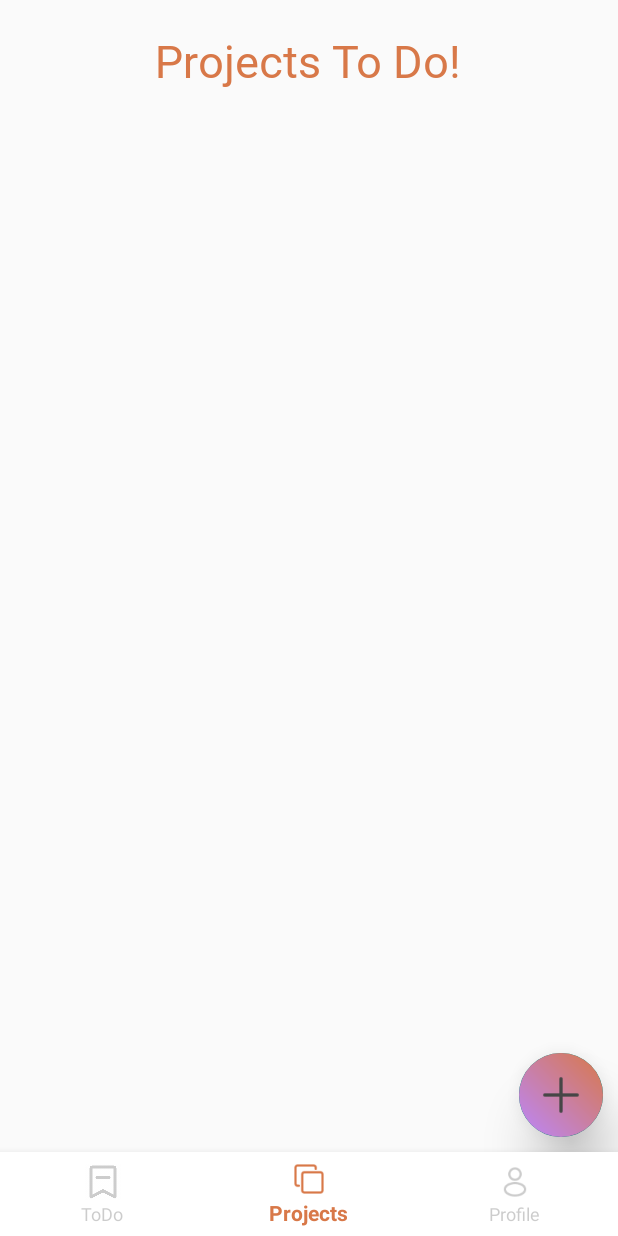
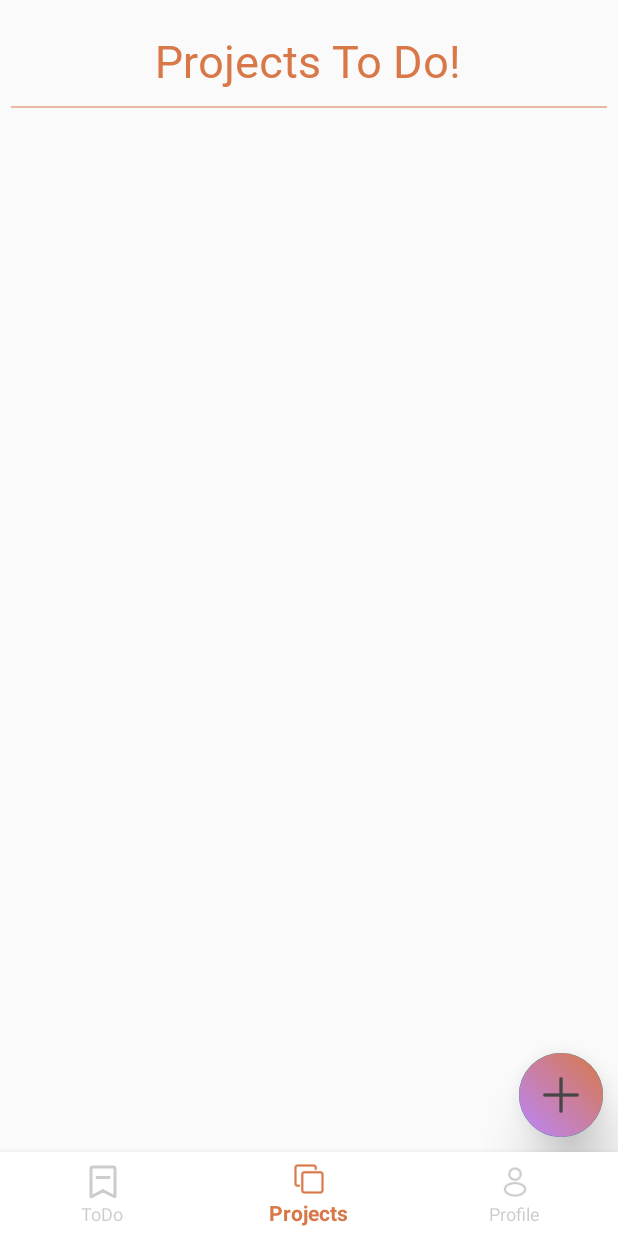
Before and after one commit to CoderWDD/TeamCooperation, an Android app: the PageProjectsFragment screen opened through its navigation route, on a phone screen of 412 x 824 dp. Run offline under Robolectric (Android 15) with nearby library versions, the phone set to English and light mode, and no system bars; our stand-ins replace data binding, navigation-ui; 1 statement that could not run was skipped.

Commit message:
project http almost done again

```diff
--- a/app/src/main/java/com/example/cooperation/ActivityPageTaskItemDetails.java
+++ b/app/src/main/java/com/example/cooperation/ActivityPageTaskItemDetails.java
@@ -1,6 +1,7 @@
 package com.example.cooperation;
 
 import android.os.Bundle;
+import android.view.WindowManager;
 
 import androidx.appcompat.app.AppCompatActivity;
 import androidx.databinding.DataBindingUtil;
@@ -12,6 +13,8 @@ public class ActivityPageTaskItemDetails extends AppCompatActivity {
 
     @Override
     protected void onCreate(Bundle savedInstanceState) {
+        // 去除系统状态栏
+        getWindow().setFlags(WindowManager.LayoutParams.FLAG_FULLSCREEN, WindowManager.LayoutParams.FLAG_FULLSCREEN);
         super.onCreate(savedInstanceState);
         ActivityPageTaskItemDetailsBinding activityPageTaskItemDetails = DataBindingUtil.setContentView(this, R.layout.activity_page_task_item_details);
 
--- a/app/src/main/res/layout/fragment_page_projects.xml
+++ b/app/src/main/res/layout/fragment_page_projects.xml
@@ -33,6 +33,13 @@
                 android:textColor="@color/orange_brown"
                 android:textSize="30sp" />
 
+            <View
+                android:layout_width="match_parent"
+                android:layout_height="1dp"
+                android:layout_marginHorizontal="7dp"
+                android:layout_marginTop="10dp"
+                android:background="@color/orange_brown_hint" />
+
             <androidx.recyclerview.widget.RecyclerView
                 android:id="@+id/recyclerview_projects"
                 android:layout_width="match_parent"
```
Also changed, not shown: app/src/main/res/layout/fragment_page_item_to_do.xml (+7 -0 lines).
